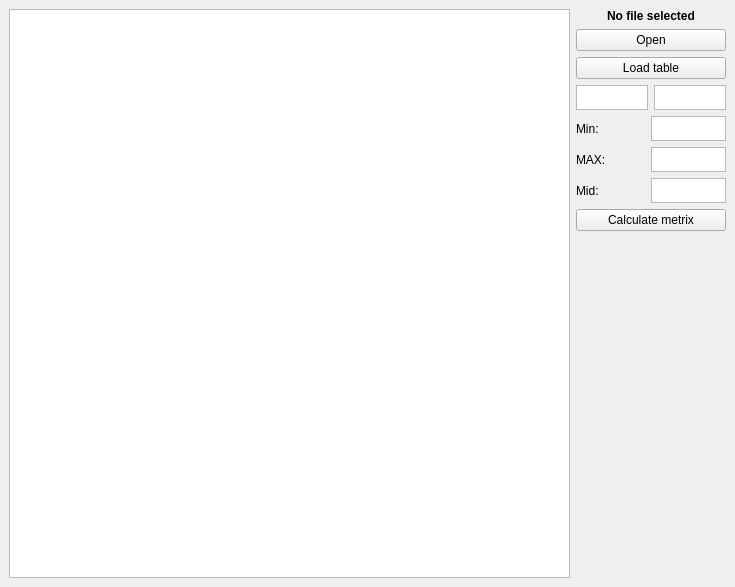
Before: the Qt Designer form mainwindow.ui in k3rnel1x/qt_op_labs_bmstu, drawn with Qt 5.
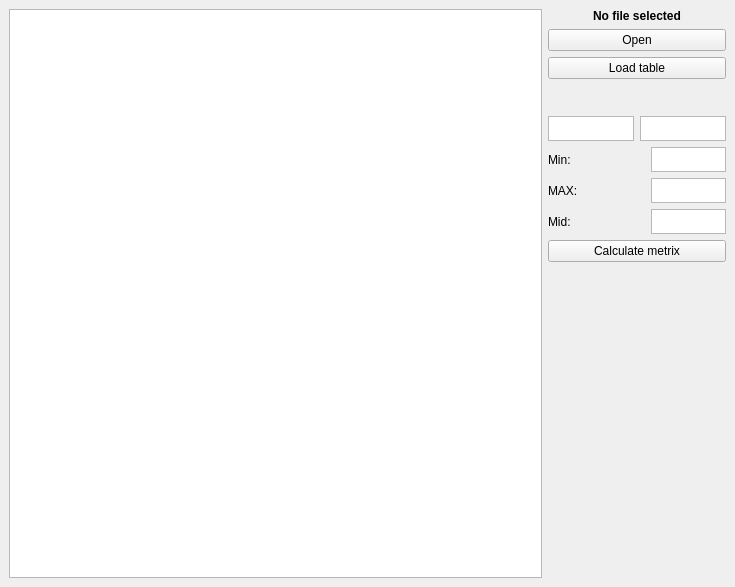
After: the same form once the commit is applied.

Diff of the .ui file:
```diff
--- a/mainwindow.ui
+++ b/mainwindow.ui
@@ -20,7 +20,7 @@
    <string>MainWindow</string>
   </property>
   <widget class="QWidget" name="centralwidget">
-   <layout class="QHBoxLayout" name="horizontalLayout_7" stretch="10,1">
+   <layout class="QHBoxLayout" name="horizontalLayout_7" stretch="3,1">
     <item>
      <widget class="QTableView" name="tableView">
       <property name="enabled">
@@ -71,6 +71,19 @@
       </item>
       <item>
        <layout class="QVBoxLayout" name="verticalLayout_3">
+        <item>
+         <widget class="QLabel" name="errorsLabel">
+          <property name="maximumSize">
+           <size>
+            <width>16777215</width>
+            <height>25</height>
+           </size>
+          </property>
+          <property name="text">
+           <string/>
+          </property>
+         </widget>
+        </item>
         <item>
          <layout class="QHBoxLayout" name="horizontalLayout_4">
           <item>
@@ -139,6 +152,9 @@
             <property name="horizontalScrollBarPolicy">
              <enum>Qt::ScrollBarPolicy::ScrollBarAlwaysOff</enum>
             </property>
+            <property name="readOnly">
+             <bool>true</bool>
+            </property>
            </widget>
           </item>
          </layout>
@@ -180,6 +196,9 @@
           <property name="horizontalScrollBarPolicy">
            <enum>Qt::ScrollBarPolicy::ScrollBarAlwaysOff</enum>
           </property>
+          <property name="readOnly">
+           <bool>true</bool>
+          </property>
          </widget>
         </item>
        </layout>
@@ -219,6 +238,9 @@
           <property name="horizontalScrollBarPolicy">
            <enum>Qt::ScrollBarPolicy::ScrollBarAlwaysOff</enum>
           </property>
+          <property name="readOnly">
+           <bool>true</bool>
+          </property>
          </widget>
         </item>
        </layout>
```
